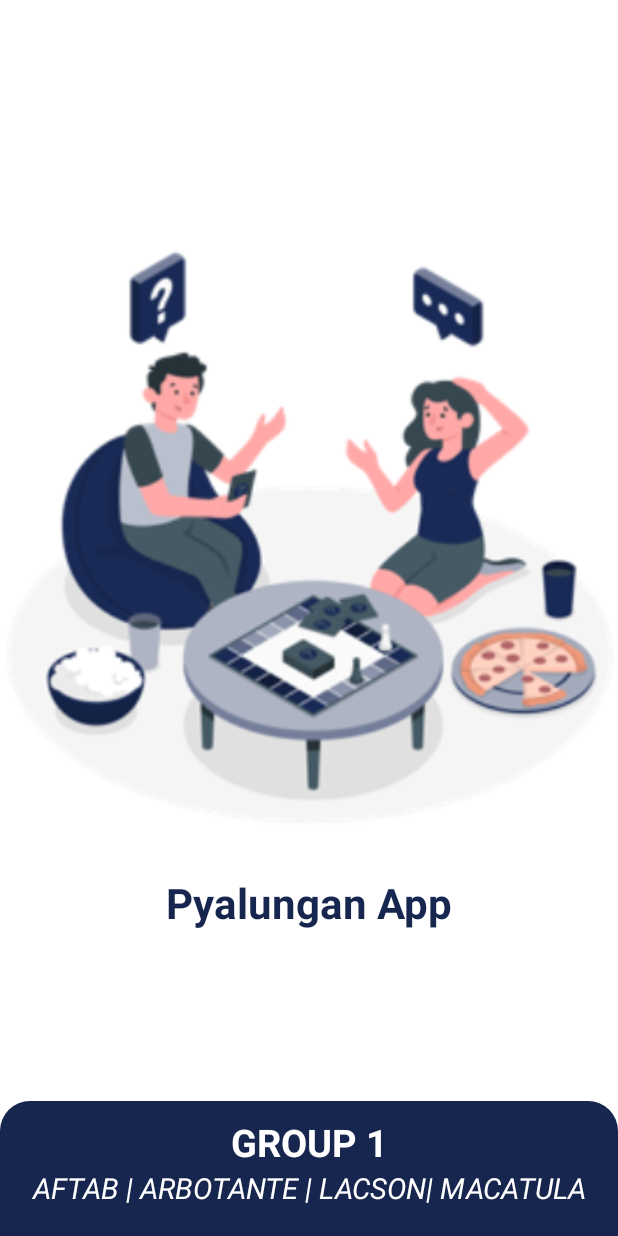
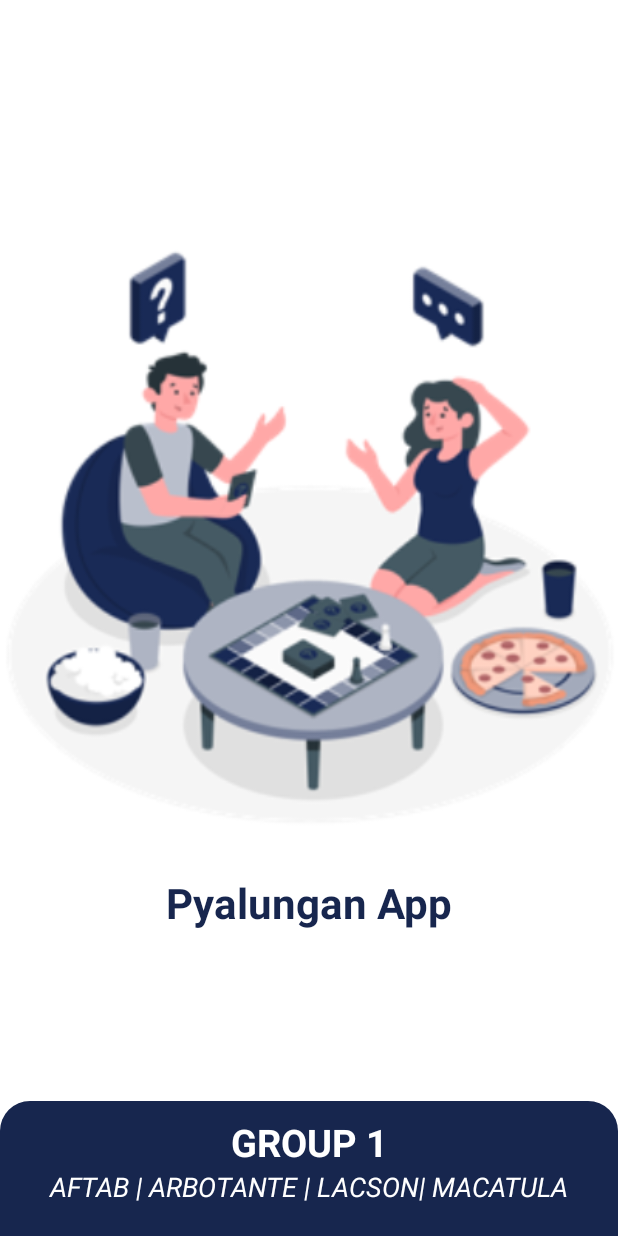
Before and after one commit to ibanlacson/Pyalungan, an Android app: the SplashScreenActivity screen opened directly, with no data from a screen before it, on a phone screen of 412 x 824 dp. Run offline under Robolectric (Android 15) with nearby library versions, the phone set to English and light mode, and no system bars.

Commit message:
Changed the font size.

```diff
--- a/app/src/main/res/layout/activity_splash_screen.xml
+++ b/app/src/main/res/layout/activity_splash_screen.xml
@@ -44,7 +44,7 @@
             android:text="AFTAB | ARBOTANTE | LACSON| MACATULA"
             android:textAlignment="center"
             android:textColor="#FFFFFF"
-            android:textSize="19dp"
+            android:textSize="18dp"
             android:textStyle="italic" />
 
     </LinearLayout>
```
